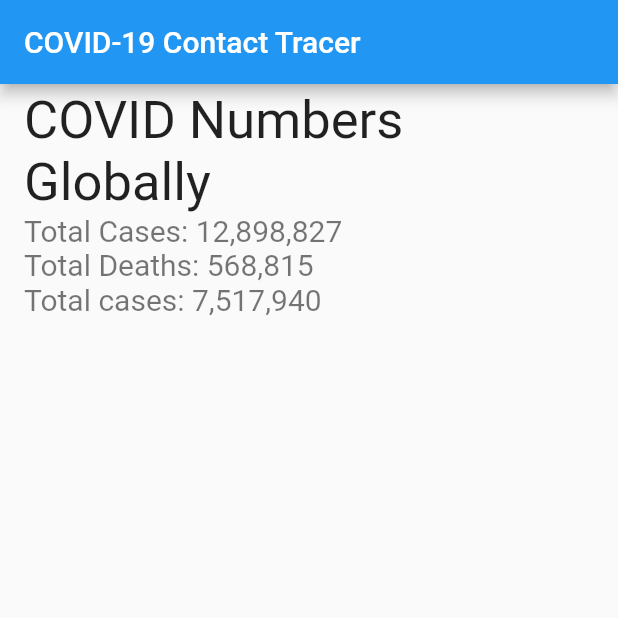
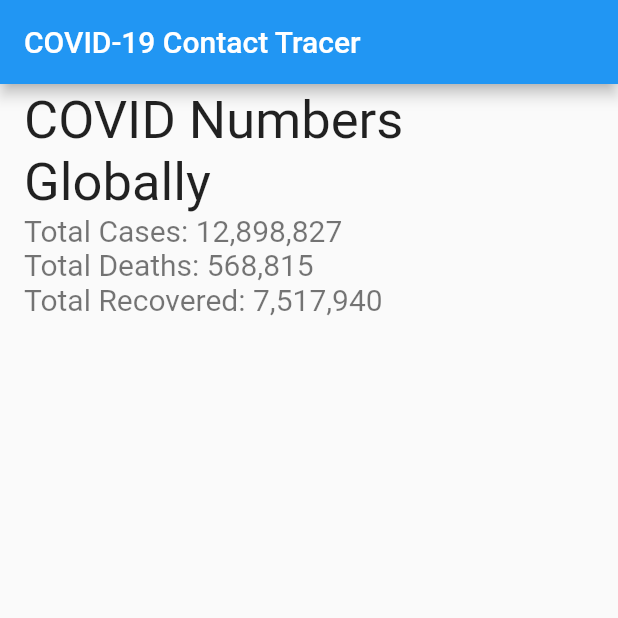
Before and after one commit to akshayaravi222/COVID-19-Contact-Tracker, a Flutter app: the screen it shows after launch, on a phone screen of 412 x 824 dp, the top half of it. Run offline on Flutter 3.47's test engine with Material 2 defaults, Android fonts, the phone set to English and light mode, and no system bars.

Commit message:
Update numbers_widget.dart
changed typo

```diff
--- a/lib/numbers_widget.dart
+++ b/lib/numbers_widget.dart
@@ -20,7 +20,7 @@ class _HomeState extends State<Numbers> {
       subtitle: Text(
         'Total Cases: 12,898,827                                '
         'Total Deaths: 568,815                                 '
-        'Total cases: 7,517,940',
+        'Total Recovered: 7,517,940',
         style: TextStyle(fontSize: 20),
       ),
     );
```
